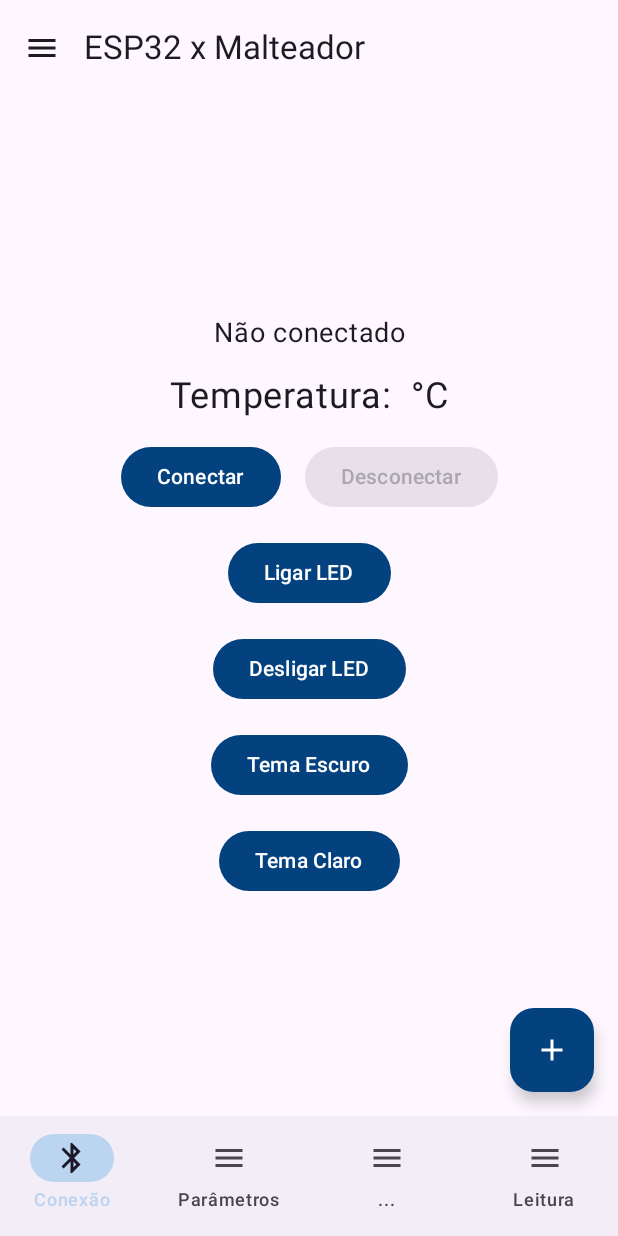
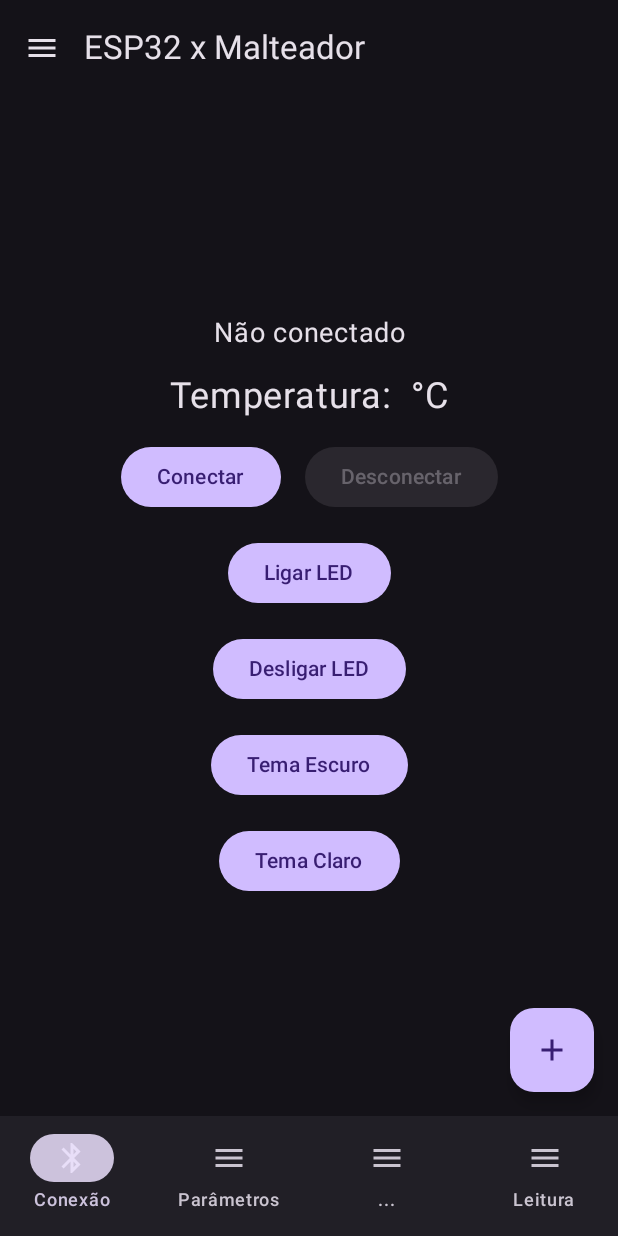
Before and after one commit to NicolasDezan/MALT-ESP, an Android app built with Jetpack Compose: the screen it shows after launch (MainActivity), after a tap on "Tema Escuro", on a phone screen of 412 x 824 dp. Run offline under Robolectric (Android 15) with nearby library versions, the phone set to English and light mode, and no system bars; our stand-ins replace Room's generated code; 4 statements that could not run were skipped.

Commit message:
[Theme] Implementação do tema escuro

```diff
--- a/app/src/main/java/com/nicolas/maltesp/MainActivity.kt
+++ b/app/src/main/java/com/nicolas/maltesp/MainActivity.kt
@@ -54,7 +54,9 @@ class MainActivity : ComponentActivity() {
 
         //UI
         setContent {
-            MaltEspTheme {
+            MaltEspTheme(
+                darkTheme = settingsViewModel.themeFlow.collectAsState(initial = settingsViewModel.getTheme()).value
+            ) {
                 ScaffoldWithDrawer(
                     context = this,
                     bluetoothViewModel = bluetoothViewModel,
```
